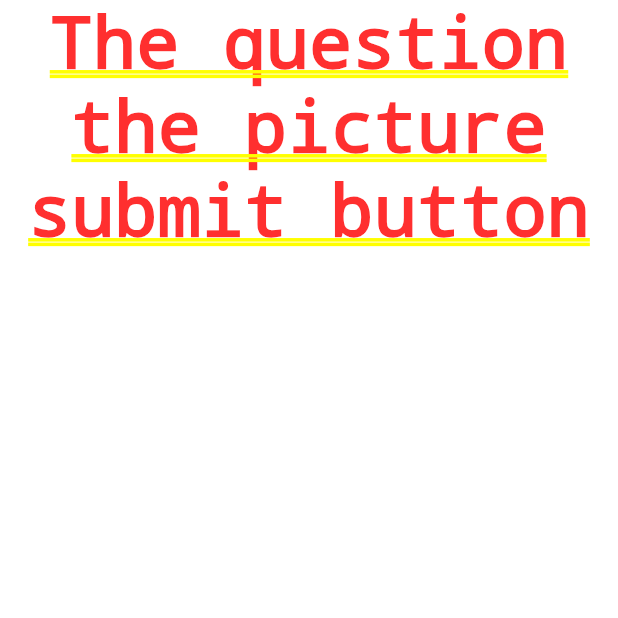
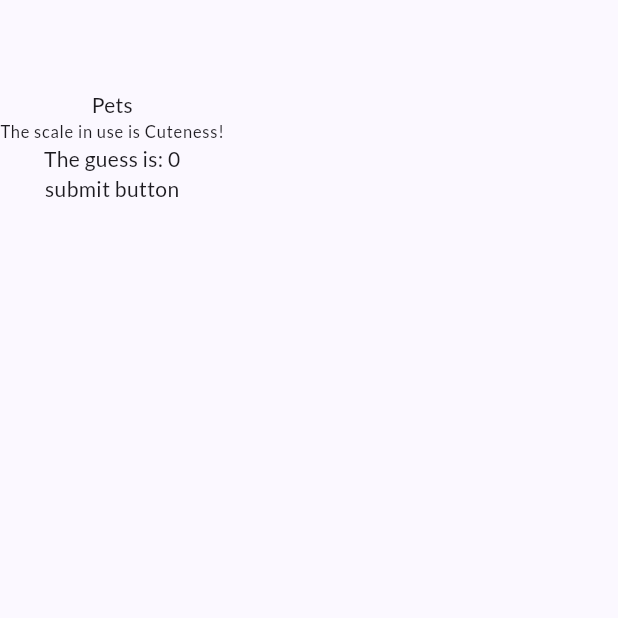
Before and after one commit to YehudaShani/Wavelength, a Flutter app: the screen it shows after launch, on a phone screen of 412 x 824 dp, the top half of it. Run offline on Flutter 3.47's test engine with Material 3 defaults, Android fonts, the light colour scheme and no system bars; our stand-ins replace google_fonts.

Commit message:
changed dependencies, added target-guess, prob better without it

```diff
--- a/lib/screens/game_screen.dart
+++ b/lib/screens/game_screen.dart
@@ -1,16 +1,46 @@
+import 'dart:math';
+
 import 'package:flutter/material.dart';
+import 'package:wavelength/widgets/question.dart';
+import 'package:wavelength/questions.dart';
+import 'package:wavelength/widgets/target_guess.dart';
 
-class GameScreen extends StatelessWidget {
+Map<String, dynamic> questionsData = wavelengthData;
+
+class GameScreen extends StatefulWidget {
   const GameScreen({super.key});
 
   @override
+  State<GameScreen> createState() => _GameScreenState();
+}
+
+class _GameScreenState extends State<GameScreen> {
+  var guess = 0;
+  var target = 0;
+
+  @override
+  void initState() {
+    super.initState();
+    target = Random().nextInt(10) + 1;
+  }
+
+  void updateGuess(int newGuess) {
+    setState(() {
+      guess = newGuess;
+    });
+  }
+
+  @override
   Widget build(BuildContext context) {
-    return const Column(
-      children: [
-        Text('The question'),
-        Text('the picture'),
-        Text('submit button'),
-      ],
+    return Scaffold(
+      body: Column(
+        children: [
+          SizedBox(height: 60),
+          QuestionWidget(category: "Pets", subCategory: "Cuteness"),
+          Text('The guess is: $guess'),
+          Text('submit button'),
+        ],
+      ),
     );
   }
 }
--- a/pubspec.yaml
+++ b/pubspec.yaml
@@ -35,7 +35,7 @@ dependencies:
   # The following adds the Cupertino Icons font to your application.
   # Use with the CupertinoIcons class for iOS style icons.
   cupertino_icons: ^1.0.2
-  google_fonts: ^6.2.0
+  google_fonts: 6.1.0
 
 dev_dependencies:
   flutter_test:
```
Also changed, not shown: lib/widgets/target_guess.dart (added, +23 -0 lines), pubspec.lock.
